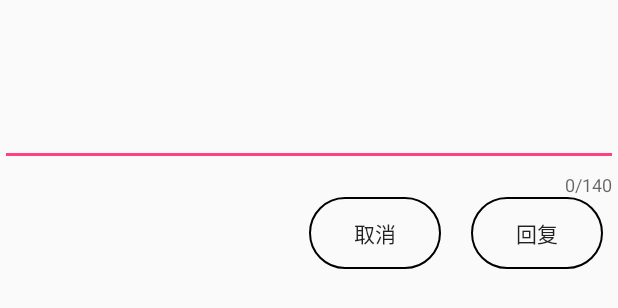
After one commit to MoonMonsters/MicroBlog, an Android app: the layout item_comment_reply_dialog.xml on its own in the app's theme, with its tools: preview values and no code run, on a phone screen of 412 x 824 dp. The commit adds this screen. Shown: the top 308 px of the screen. Run offline under Robolectric (Android 15) with nearby library versions, the phone set to English and light mode, and no system bars.

Commit message:
第五次提交。全部完成。

```diff
--- a/app/src/main/java/com/newer/newerblogging/fragment/UserHomeWeiboFragment.java
+++ b/app/src/main/java/com/newer/newerblogging/fragment/UserHomeWeiboFragment.java
@@ -54,8 +54,6 @@ public class UserHomeWeiboFragment extends BaseFragment {
 //                    public void doSuccess(String data) {
 //                        AllMicroblog allMicroblog = new Gson().fromJson(data, AllMicroblog.class);
 //
-//                        LoggerUtil.i("USERHOME", allMicroblog.toString());
-//
 //                        mSingleMicroblogs.addAll(0, allMicroblog.getStatuses());
 //                        mMicroAdapter.notifyDataSetChanged();
 //                    }
--- /dev/null
+++ b/app/src/main/res/layout/item_comment_reply_dialog.xml
@@ -0,0 +1,47 @@
+<?xml version="1.0" encoding="utf-8"?>
+<LinearLayout xmlns:android="http://schemas.android.com/apk/res/android"
+    xmlns:app="http://schemas.android.com/apk/res-auto"
+    android:layout_width="match_parent"
+    android:layout_height="match_parent"
+    android:orientation="vertical">
+
+    <android.support.design.widget.TextInputLayout
+        android:layout_width="match_parent"
+        android:layout_height="wrap_content"
+        app:counterEnabled="true"
+        app:counterMaxLength="140">
+
+        <EditText
+            android:id="@+id/et_comment_reply"
+            android:layout_width="match_parent"
+            android:layout_height="100dp"
+            android:gravity="start|top"
+            android:maxLength="140"
+            android:maxLines="5" />
+    </android.support.design.widget.TextInputLayout>
+
+    <LinearLayout
+        android:layout_width="match_parent"
+        android:layout_height="wrap_content"
+        android:layout_marginBottom="5dp"
+        android:gravity="right"
+        android:layout_marginEnd="10dp"
+        android:orientation="horizontal">
+
+        <Button
+            android:id="@+id/btn_comment_cancel"
+            android:layout_width="wrap_content"
+            android:layout_height="wrap_content"
+            android:background="@drawable/drawable_btn_exit"
+            android:layout_marginRight="20dp"
+            android:text="@string/string_cancel" />
+
+        <Button
+            android:id="@+id/btn_comment_reply"
+            android:layout_width="wrap_content"
+            android:layout_height="wrap_content"
+            android:background="@drawable/drawable_btn_exit"
+            android:text="@string/string_reply" />
+    </LinearLayout>
+
+</LinearLayout>
```
Also changed, not shown: app/src/main/java/com/newer/newerblogging/adapter/CommentsAdapter.java (+48 -5 lines).
